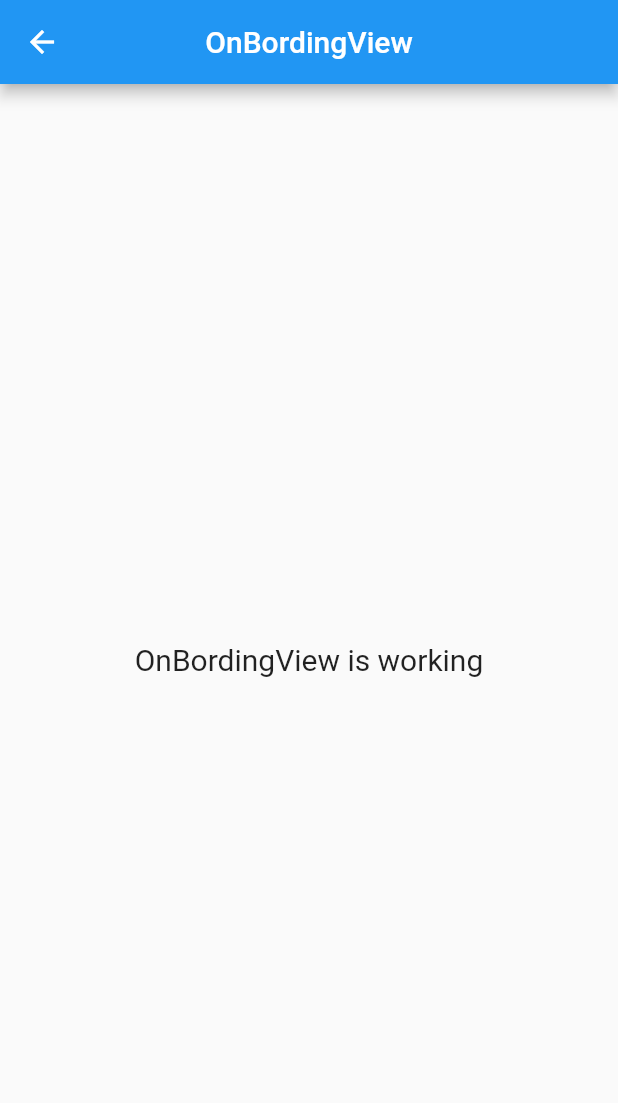
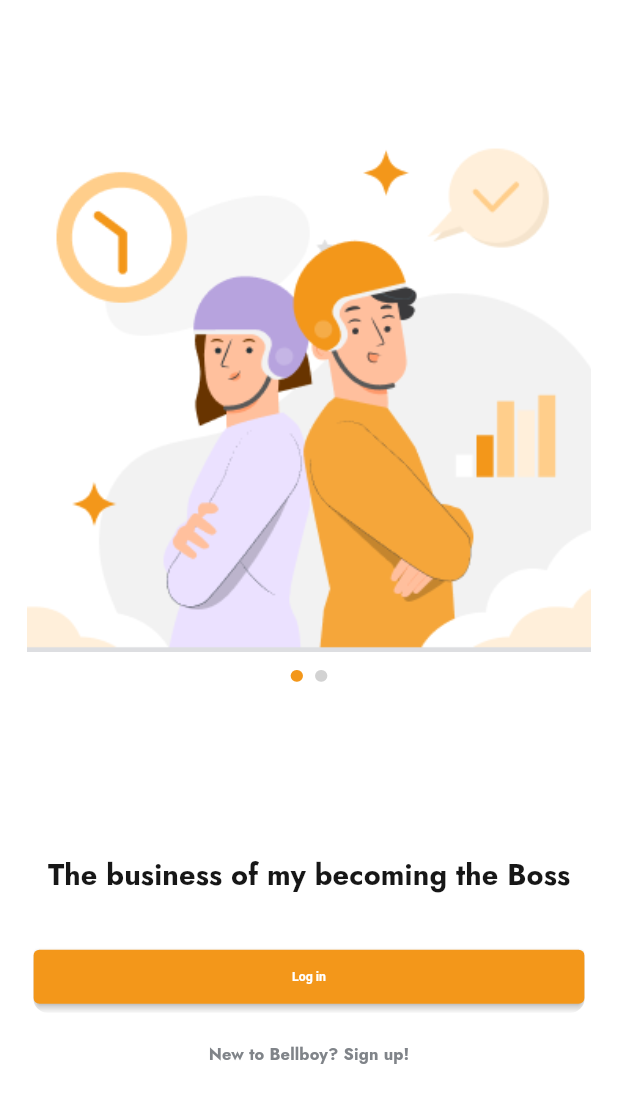
Before and after one commit to binimuse/bellboy, a Flutter app: the OnBordingView screen opened by its route, on a phone screen of 412 x 824 dp. Shown: the top 1103 px of the screen. Run offline on Flutter 3.47's test engine with Material 2 defaults, Android fonts, the phone set to English and light mode, and no system bars; drawn by our look-alikes of smooth_page_indicator; our stand-ins replace get, graphql_flutter, permission_handler, shared_preferences, sizer; accounts and stored records are empty.

Commit message:
<feat> on bording page done

```diff
--- /dev/null
+++ b/lib/app/common/widgets/custom_normal_button.dart
@@ -0,0 +1,251 @@
+import 'package:bellboy/app/config/theme/app_sizes.dart';
+import 'package:flutter/material.dart';
+import 'package:sizer/sizer.dart';
+
+class CustomNormalButton extends StatelessWidget {
+  const CustomNormalButton({
+    Key? key,
+    required this.text,
+    required this.padding,
+    this.rightIcon,
+    required this.onPressed,
+    required this.buttoncolor,
+    required this.textcolor,
+    this.leftIcon,
+    this.borderRadius,
+    this.textStyle,
+  }) : super(key: key);
+
+  ///button text
+  final String text;
+
+  ///button text
+  final TextStyle? textStyle;
+
+  ///button right icon conditional
+  final EdgeInsets padding;
+
+  ///background color for normal button
+  final Color buttoncolor;
+
+  ///text color for normal button
+  final Color textcolor;
+
+  ///on pressed function
+  final VoidCallback onPressed;
+
+  ///button right icon conditional
+  final Widget? rightIcon;
+
+  ///button left icon conditional
+  final Widget? leftIcon;
+
+  ///button left icon conditional
+  final double? borderRadius;
+
+  @override
+  Widget build(BuildContext context) {
+    return ClipRRect(
+      borderRadius: BorderRadius.circular(
+        borderRadius != null ? borderRadius! : 0.0,
+      ),
+      child: ElevatedButton(
+        style: ElevatedButton.styleFrom().copyWith(
+          backgroundColor: MaterialStateProperty.all<Color>(buttoncolor),
+        ),
+        onPressed: onPressed,
+        child: Padding(
+          padding: padding,
+          child: ClipRRect(
+            child: Row(
+              mainAxisAlignment: MainAxisAlignment.center,
+              children: [
+                leftIcon != null
+                    ? Padding(
+                        padding: EdgeInsets.only(right: AppSizes.mp_w_2 * 0.8),
+                        child: Align(
+                          alignment: Alignment.centerLeft,
+                          child: leftIcon!,
+                        ),
+                      )
+                    : const SizedBox(),
+                Text(
+                  text,
+                  maxLines: 1,
+                  overflow: TextOverflow.ellipsis,
+                  style: textStyle ??
+                      Theme.of(context).textTheme.bodySmall!.copyWith(
+                            color: textcolor,
+                            fontWeight: FontWeight.w600,
+                            fontSize: AppSizes.font_12,
+                          ),
+                ),
+                rightIcon != null
+                    ? Padding(
+                        padding: EdgeInsets.only(left: AppSizes.mp_w_6 / 2),
+                        child: rightIcon!,
+                      )
+                    : const SizedBox(),
+              ],
+            ),
+          ),
+        ),
+      ),
+    );
+  }
+}
+
+class CustomNormalButtonBorder extends StatelessWidget {
+  const CustomNormalButtonBorder({
+    Key? key,
+    required this.text,
+    required this.padding,
+    this.rightIcon,
+    required this.onPressed,
+    required this.buttoncolor,
+    required this.textcolor,
+    this.leftIcon,
+    this.borderRadius,
+    this.textStyle,
+  }) : super(key: key);
+
+  ///button text
+  final String text;
+
+  ///button text
+  final TextStyle? textStyle;
+
+  ///button right icon conditional
+  final EdgeInsets padding;
+
+  ///background color for normal button
+  final Color buttoncolor;
+
+  ///text color for normal button
+  final Color textcolor;
+
+  ///on pressed function
+  final VoidCallback onPressed;
+
+  ///button right icon conditional
+  final Widget? rightIcon;
+
+  ///button left icon conditional
+  final Widget? leftIcon;
+
+  ///button left icon conditional
+  final double? borderRadius;
+
+  @override
+  Widget build(BuildContext context) {
+    return ElevatedButton(
+      style: borderRadius == null
+          ? ElevatedButton.styleFrom(
+              side: BorderSide(width: 1.0, color: textcolor),
+              backgroundColor: buttoncolor,
+            )
+          : ButtonStyle(
+              backgroundColor:
+                  MaterialStateProperty.all<Color>(Colors.transparent),
+              shape: MaterialStateProperty.all<RoundedRectangleBorder>(
+                  RoundedRectangleBorder(
+                      borderRadius: BorderRadius.circular(borderRadius!),
+                      side: BorderSide(color: buttoncolor)))),
+      onPressed: onPressed,
+      child: Padding(
+        padding: padding,
+        child: ClipRRect(
+          child: Row(
+            mainAxisAlignment: MainAxisAlignment.center,
+            children: [
+              leftIcon != null
+                  ? Padding(
+                      padding: EdgeInsets.only(right: AppSizes.mp_w_2 * 0.8),
+                      child: Align(
+                        alignment: Alignment.centerLeft,
+                        child: leftIcon!,
+                      ),
+                    )
+                  : const SizedBox(),
+              Text(
+                text,
+                style: textStyle ??
+                    Theme.of(context).textTheme.bodyMedium!.copyWith(
+                        color: textcolor, fontWeight: FontWeight.w600),
+              ),
+              rightIcon != null
+                  ? Padding(
+                      padding: EdgeInsets.only(left: AppSizes.mp_w_2 / 2),
+                      child: rightIcon!,
+                    )
+                  : const SizedBox(),
+            ],
+          ),
+        ),
+      ),
+    );
+  }
+}
+
+class CustomNormalButton2 extends StatelessWidget {
+  const CustomNormalButton2({
+    Key? key,
+    required this.text,
+    required this.padding,
+    this.leftIcon,
+    required this.onPressed,
+    required this.buttoncolor,
+    required this.textcolor,
+  }) : super(key: key);
+
+  ///button text
+  final String text;
+
+  ///button right icon conditional
+  final EdgeInsets padding;
+
+  ///background color for normal button
+  final Color buttoncolor;
+
+  ///text color for normal button
+  final Color textcolor;
+
+  ///on pressed function
+  final VoidCallback onPressed;
+
+  ///button right icon conditional
+  final Widget? leftIcon;
+
+  @override
+  Widget build(BuildContext context) {
+    return ElevatedButton(
+      style: ElevatedButton.styleFrom().copyWith(
+          backgroundColor: MaterialStateProperty.all<Color>(buttoncolor)),
+      onPressed: onPressed,
+      child: Padding(
+        padding: padding,
+        child: Row(
+          mainAxisAlignment: MainAxisAlignment.center,
+          children: [
+            leftIcon != null
+                ? Padding(
+                    padding: EdgeInsets.only(left: AppSizes.mp_w_2 / 2.5),
+                    child: leftIcon!,
+                  )
+                : const SizedBox(),
+            SizedBox(
+              width: 1.w,
+            ),
+            Text(
+              text,
+              style: Theme.of(context)
+                  .textTheme
+                  .bodySmall!
+                  .copyWith(color: textcolor, fontWeight: FontWeight.w600),
+            ),
+          ],
+        ),
+      ),
+    );
+  }
+}
--- /dev/null
+++ b/lib/app/config/theme/app_assets.dart
@@ -0,0 +1,6 @@
+class AppAssets {
+  ///LMIS LOGOS
+  static const String splasehimage = "assets/logos/splash.png";
+  static const String onbording1 = "assets/images/onbording1.png";
+  static const String onbording2 = "assets/images/onbording2.png";
+}
--- a/lib/app/config/theme/app_theme.dart
+++ b/lib/app/config/theme/app_theme.dart
@@ -88,41 +88,41 @@ class CustomTextStyles {
     fontSize: AppSizes.font_10,
     color: AppColors.black,
     fontWeight: FontWeight.w400,
-    fontFamily: 'Nunito',
+    fontFamily: 'Jost',
   );
 
   static final bodyMedium = TextStyle(
     fontSize: AppSizes.font_12,
     color: AppColors.black,
     fontWeight: FontWeight.w400,
-    fontFamily: 'Nunito',
+    fontFamily: 'Jost',
   );
 
   static final bodyLarge = TextStyle(
     fontSize: AppSizes.font_14,
     color: AppColors.black,
     fontWeight: FontWeight.w400,
-    fontFamily: 'Nunito',
+    fontFamily: 'Jost',
   );
 
   static final headlineSmall = TextStyle(
     fontSize: AppSizes.font_16,
     color: AppColors.black,
     fontWeight: FontWeight.w400,
-    fontFamily: 'Nunito',
+    fontFamily: 'Jost',
   );
 
   static final headlineMedium = TextStyle(
     fontSize: AppSizes.font_18,
     color: AppColors.black,
     fontWeight: FontWeight.w400,
-    fontFamily: 'Nunito',
+    fontFamily: 'Jost',
   );
 
   static final headlineLarge = TextStyle(
     fontSize: AppSizes.font_20,
     color: AppColors.black,
     fontWeight: FontWeight.w400,
-    fontFamily: 'Nunito',
+    fontFamily: 'Jost',
   );
 }
--- a/lib/app/modules/on_bording/controllers/on_bording_controller.dart
+++ b/lib/app/modules/on_bording/controllers/on_bording_controller.dart
@@ -1,23 +1,30 @@
+import 'package:flutter/material.dart';
 import 'package:get/get.dart';
 
 class OnBordingController extends GetxController {
-  //TODO: Implement OnBordingController
+  final RxBool isLightTheme = false.obs;
 
-  final count = 0.obs;
+  var isApiLoading = false.obs;
+  var hasNetworkError = false.obs;
+  var isoptional = true.obs;
+  var appversion = "".obs;
+  var currentSlide = 0.obs;
+
+  List<String> titles = [
+    'The business of my becoming the Boss',
+    'Revenue generation every week'
+  ]; // Add or change this based on your requirement
+
   @override
   void onInit() {
+    pageController = PageController();
     super.onInit();
   }
 
-  @override
-  void onReady() {
-    super.onReady();
+  late PageController pageController;
+  int currentIndex = 0;
+
+  onChangedFunction(int index) {
+    currentIndex = index;
   }
-
-  @override
-  void onClose() {
-    super.onClose();
-  }
-
-  void increment() => count.value++;
 }
--- a/lib/app/modules/on_bording/views/on_bording_view.dart
+++ b/lib/app/modules/on_bording/views/on_bording_view.dart
@@ -1,7 +1,14 @@
+import 'package:bellboy/app/config/theme/app_colors.dart';
+import 'package:bellboy/app/config/theme/app_sizes.dart';
+import 'package:bellboy/app/routes/app_pages.dart';
 import 'package:flutter/material.dart';
 
 import 'package:get/get.dart';
-
+import 'package:sizer/sizer.dart';
+import 'package:smooth_page_indicator/smooth_page_indicator.dart';
+import '../../../common/widgets/custom_normal_button.dart';
+import '../../../config/theme/app_assets.dart';
+import '../../../config/theme/app_theme.dart';
 import '../controllers/on_bording_controller.dart';
 
 class OnBordingView extends GetView<OnBordingController> {
@@ -9,16 +16,177 @@ class OnBordingView extends GetView<OnBordingController> {
   @override
   Widget build(BuildContext context) {
     return Scaffold(
-      appBar: AppBar(
-        title: const Text('OnBordingView'),
-        centerTitle: true,
+      backgroundColor: Colors.white,
+      body: Stack(
+        children: [
+          ///BUILD BG GRADIENT
+          // buildBgGradient(),
+
+          ///BUILD BG IMAGE
+          //   buildBgImage(),
+
+          Padding(
+            padding: EdgeInsets.symmetric(
+              horizontal: AppSizes.mp_w_2,
+            ),
+            child: Column(
+              children: [
+                SizedBox(
+                  height: AppSizes.mp_v_6,
+                ),
+
+                ///BUILD HEADER
+
+                SizedBox(
+                  height: 50.h,
+                  child: PageView(
+                    controller: controller.pageController,
+                    onPageChanged: (index) {
+                      controller.currentSlide.value = index;
+
+                      controller.onChangedFunction(index);
+                    },
+                    pageSnapping: true,
+                    children: <Widget>[
+                      sliderItem(imaUrl: AppAssets.onbording1),
+                      sliderItem(imaUrl: AppAssets.onbording2),
+                    ],
+                  ),
+                ),
+
+                SmoothPageIndicator(
+                  controller: controller.pageController, // PageController
+                  count: 2,
+                  effect: WormEffect(
+                      activeDotColor: AppColors.primary,
+                      dotColor: AppColors.grayLighter,
+                      dotHeight: 1.9.w,
+                      dotWidth: 2.0.w), // your preferred effect
+                  onDotClicked: (index) {},
+                ),
+
+                const Expanded(
+                  child: SizedBox(),
+                ),
+
+                ///BUILD TITLE AND SUB TITLE
+                buildTitlAndSubTitle(context),
+
+                ////BUILD ACTION BUTTONS
+                buildActionButtons(),
+
+                const Expanded(
+                  child: SizedBox(),
+                ),
+              ],
+            ),
+          ),
+        ],
       ),
-      body: const Center(
-        child: Text(
-          'OnBordingView is working',
-          style: TextStyle(fontSize: 20),
+    );
+  }
+
+  buildBgGradient() {
+    return Container(
+      width: double.infinity,
+      height: double.infinity,
+      decoration: BoxDecoration(
+        gradient: LinearGradient(
+          begin: Alignment.topCenter,
+          end: Alignment.bottomCenter * 0.4,
+          colors: [
+            AppColors.whiteOff,
+            AppColors.whiteOff,
+          ],
         ),
       ),
     );
   }
+
+  buildBgImage() {
+    return Image.asset(
+      AppAssets.splasehimage,
+      fit: BoxFit.cover,
+      width: double.infinity,
+      height: double.infinity,
+    );
+  }
+
+  sliderItem({required String imaUrl}) {
+    return Padding(
+      padding: const EdgeInsets.all(12.0),
+      child: Image.asset(
+        imaUrl,
+        fit: BoxFit.cover,
+        height: double.infinity,
+      ),
+    );
+  }
+
+  buildTitlAndSubTitle(BuildContext context) {
+    return Obx(() => Padding(
+          padding: const EdgeInsets.all(6.0),
+          child: Column(
+            crossAxisAlignment: CrossAxisAlignment.start,
+            mainAxisAlignment: MainAxisAlignment.start,
+            children: [
+              SizedBox(
+                height: AppSizes.mp_v_2,
+              ),
+              Padding(
+                padding: const EdgeInsets.all(8.0),
+                child: Text(
+                  controller.titles[controller.currentSlide.value],
+                  textAlign: TextAlign.start,
+                  style: CustomTextStyles.bodyLarge.copyWith(
+                    color: AppColors.black,
+                    letterSpacing: 0.1,
+                    fontSize: AppSizes.font_28,
+                    fontWeight: FontWeight.w800,
+                  ),
+                ),
+              ),
+            ],
+          ),
+        ));
+  }
+
+  buildActionButtons() {
+    return Padding(
+      padding: EdgeInsets.all(12.sp),
+      child: Column(
+        children: [
+          CustomNormalButton(
+            text: 'Log in',
+            textcolor: AppColors.whiteOff,
+            buttoncolor: AppColors.primary,
+            borderRadius: AppSizes.radius_8,
+            padding: EdgeInsets.symmetric(
+              vertical: AppSizes.mp_v_2,
+              horizontal: AppSizes.mp_w_6,
+            ),
+            onPressed: () {
+              Get.toNamed(Routes.LOGIN);
+            },
+          ),
+          SizedBox(
+            height: AppSizes.mp_v_2,
+          ),
+          Padding(
+            padding: const EdgeInsets.all(8.0),
+            child: Text(
+              "New to Bellboy? Sign up!",
+              textAlign: TextAlign.start,
+              style: CustomTextStyles.bodyMedium.copyWith(
+                color: AppColors.grayDefault,
+                letterSpacing: 0.1,
+                fontSize: AppSizes.font_16,
+                fontWeight: FontWeight.w600,
+              ),
+            ),
+          ),
+        ],
+      ),
+    );
+  }
 }
--- a/lib/app/modules/splash/controllers/splash_controller.dart
+++ b/lib/app/modules/splash/controllers/splash_controller.dart
@@ -1,10 +1,11 @@
 import 'package:get/get.dart';
 import 'package:permission_handler/permission_handler.dart';
 
+import '../../../config/theme/app_assets.dart';
 import '../../../routes/app_pages.dart';
 
 class SplashController extends GetxController {
-  final String image = "assets/logos/splash.png";
+  final String splasehimage = AppAssets.splasehimage;
 
   @override
   void onInit() {
@@ -18,7 +19,7 @@ class SplashController extends GetxController {
       await requestNotificationPermission();
       await requestLocationPermission();
 
-      Get.offAllNamed(Routes.LOGIN);
+      Get.offAllNamed(Routes.ON_BORDING);
     });
   }
 
--- a/lib/app/modules/splash/views/splash_view.dart
+++ b/lib/app/modules/splash/views/splash_view.dart
@@ -24,7 +24,7 @@ class SplashView extends GetView<SplashController> {
               mainAxisAlignment: MainAxisAlignment.center,
               children: [
                 Image.asset(
-                  controller.image,
+                  controller.splasehimage,
                   fit: BoxFit.contain,
                 ),
                 SizedBox(height: 1.h),
--- a/lib/app/routes/app_pages.dart
+++ b/lib/app/routes/app_pages.dart
@@ -34,7 +34,7 @@ class AppPages {
     ),
     GetPage(
       name: _Paths.ON_BORDING,
-      page: () => const OnBordingView(),
+      page: () => OnBordingView(),
       binding: OnBordingBinding(),
     ),
   ];
--- a/pubspec.yaml
+++ b/pubspec.yaml
@@ -27,15 +27,18 @@ dependencies:
   permission_handler: ^10.4.3
   # for location
   geolocator: ^7.0.0
-    #FOR UTIL
+  #FOR UTIL
   logger:
   flutter_svg: ^1.1.6
+  #FOR On bording
+  smooth_page_indicator: ^1.1.0
 
   cupertino_icons: ^1.0.2
 
 
   flutter:
     sdk: flutter
+
 
 
 
```
Also changed, not shown: lib/main.dart (+5 -6 lines), assets/images/onbording1.png (added), assets/images/onbording2.png (added), pubspec.lock.
